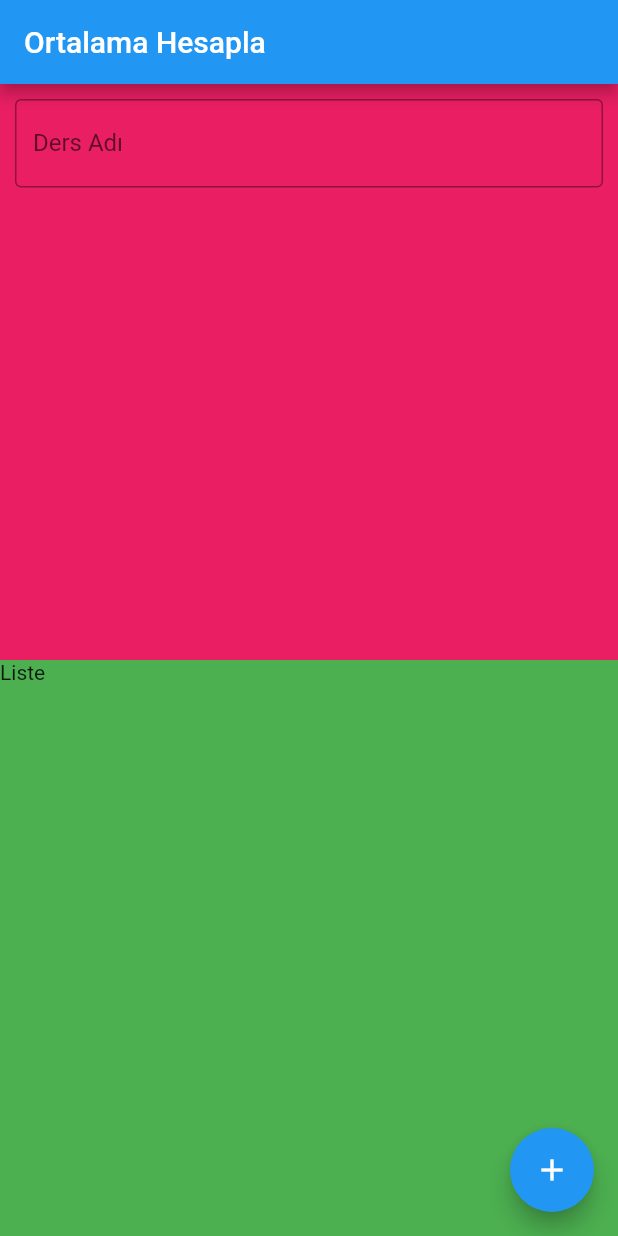
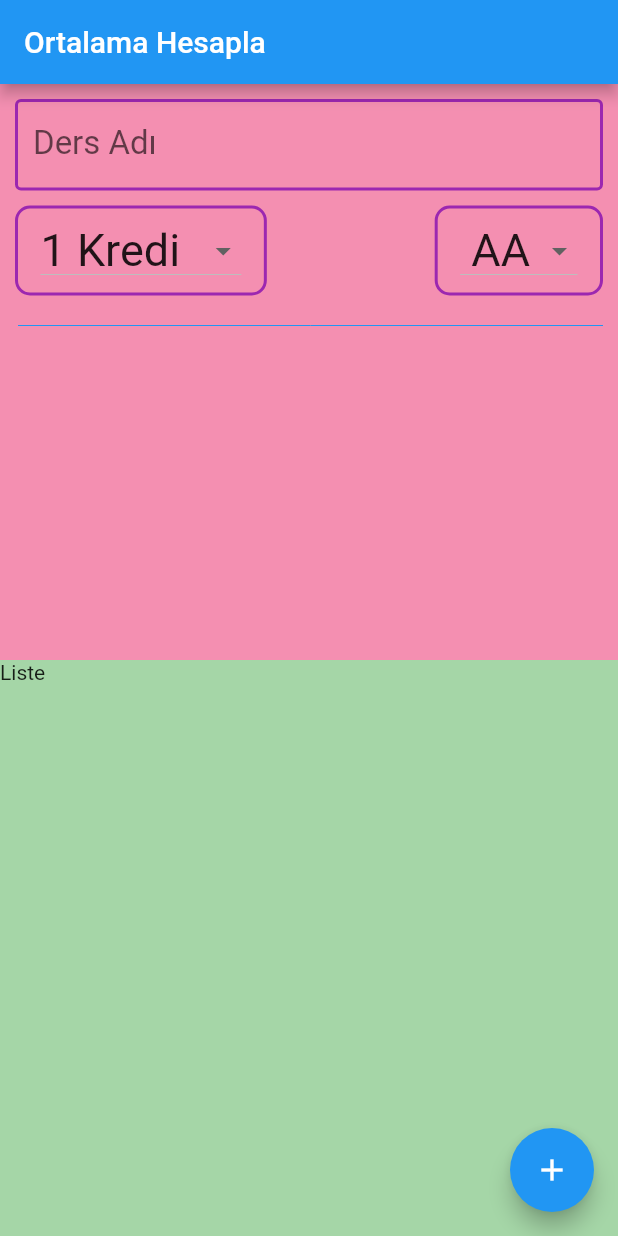
Before and after one commit to emrealtunbilek/flutter_dinamik_orthesapla, a Flutter app: the screen it shows after launch, on a phone screen of 412 x 824 dp. Run offline on Flutter 3.47's test engine with Material 2 defaults, Android fonts, the phone set to English and light mode, and no system bars.

Commit message:
değerlerin girileceği formun hazırlanması

```diff
--- a/lib/main.dart
+++ b/lib/main.dart
@@ -21,8 +21,9 @@ class MyHomePage extends StatefulWidget {
 }
 
 class _MyHomePageState extends State<MyHomePage> {
-
   String dersAdi;
+  int dersKredi = 1;
+  double dersHarfDegeri = 4;
 
   @override
   Widget build(BuildContext context) {
@@ -46,27 +47,79 @@ class _MyHomePageState extends State<MyHomePage> {
           //STATIC FORMU TUTAN CONTAINER
           Expanded(
               child: Container(
-                padding: EdgeInsets.all(10),
-            color: Colors.pink,
-            child: Form(child: Column(
+            padding: EdgeInsets.all(10),
+            color: Colors.pink.shade200,
+            child: Form(
+                child: Column(
               children: <Widget>[
-
                 TextFormField(
                   decoration: InputDecoration(
                     labelText: "Ders Adı",
                     hintText: "Ders adını giriniz",
-                    border: OutlineInputBorder(),
+                    hintStyle: TextStyle(fontSize: 18),
+                    labelStyle: TextStyle(fontSize: 22),
+                    enabledBorder: OutlineInputBorder(
+                      borderSide: BorderSide(color: Colors.purple, width: 2),
+                    ),
+                    focusedBorder: OutlineInputBorder(
+                      borderSide: BorderSide(color: Colors.purple, width: 2),
+                    ),
+                    border: OutlineInputBorder(
+                      borderRadius: BorderRadius.all(
+                        Radius.circular(10),
+                      ),
+                    ),
                   ),
-                  validator: (girilenDeger){
-                    if(girilenDeger.length>0){
+                  validator: (girilenDeger) {
+                    if (girilenDeger.length > 0) {
                       return null;
-                    }else return "Ders adı boş olamaz";
+                    } else
+                      return "Ders adı boş olamaz";
                   },
-                  onSaved: (kaydedilecekDeger){
+                  onSaved: (kaydedilecekDeger) {
                     dersAdi = kaydedilecekDeger;
                   },
-                )
-
+                ),
+                Row(
+                  mainAxisAlignment: MainAxisAlignment.spaceBetween,
+                  children: <Widget>[
+                    Container(
+                      child: DropdownButton<int>(
+                        items: dersKredileriItems(),
+                        value: dersKredi,
+                        onChanged: (secilenKredi) {
+                          setState(() {
+                            dersKredi = secilenKredi;
+                          });
+                        },
+                      ),
+                      padding:
+                          EdgeInsets.symmetric(horizontal: 15, vertical: 4),
+                      margin: EdgeInsets.only(top: 10),
+                      decoration: BoxDecoration(
+                          border: Border.all(color: Colors.purple, width: 2),
+                          borderRadius: BorderRadius.all(Radius.circular(10))),
+                    ),
+                    Container(
+                      child: DropdownButton<double>(
+                        items: dersHarfDegerleriItems(),
+                        value: dersHarfDegeri,
+                        onChanged: (secilenHarf) {
+                          setState(() {
+                            dersHarfDegeri = secilenHarf;
+                          });
+                        },
+                      ),
+                      padding:
+                          EdgeInsets.symmetric(horizontal: 15, vertical: 4),
+                      margin: EdgeInsets.only(top: 10),
+                      decoration: BoxDecoration(
+                          border: Border.all(color: Colors.purple, width: 2),
+                          borderRadius: BorderRadius.all(Radius.circular(10))),
+                    ),
+                  ],
+                ),
+                Divider(color: Colors.blue, height: 40, indent: 2,),
               ],
             )),
           )),
@@ -74,11 +127,91 @@ class _MyHomePageState extends State<MyHomePage> {
           //DINAMIK LISTE TUTAN CONTAINER
           Expanded(
               child: Container(
-            color: Colors.green,
+            color: Colors.green.shade200,
             child: Text("Liste"),
           )),
         ],
       ),
     );
   }
+
+  List<DropdownMenuItem<int>> dersKredileriItems() {
+    List<DropdownMenuItem<int>> krediler = [];
+
+    for (int i = 1; i <= 10; i++) {
+//     var aa = DropdownMenuItem<int>(value: i, child: Text("$i Kredi"),)
+//     krediler.add(aa);
+      krediler.add(DropdownMenuItem<int>(
+        value: i,
+        child: Text(
+          "$i Kredi",
+          style: TextStyle(fontSize: 30),
+        ),
+      ));
+    }
+
+    return krediler;
+  }
+
+  List<DropdownMenuItem<double>> dersHarfDegerleriItems() {
+    List<DropdownMenuItem<double>> harfler = [];
+    harfler.add(DropdownMenuItem(
+      child: Text(
+        " AA ",
+        style: TextStyle(fontSize: 30),
+      ),
+      value: 4,
+    ));
+    harfler.add(DropdownMenuItem(
+      child: Text(
+        " BA ",
+        style: TextStyle(fontSize: 30),
+      ),
+      value: 3.5,
+    ));
+    harfler.add(DropdownMenuItem(
+      child: Text(
+        " BB ",
+        style: TextStyle(fontSize: 30),
+      ),
+      value: 3,
+    ));
+    harfler.add(DropdownMenuItem(
+      child: Text(
+        " CB ",
+        style: TextStyle(fontSize: 30),
+      ),
+      value: 2.5,
+    ));
+    harfler.add(DropdownMenuItem(
+      child: Text(
+        " CC ",
+        style: TextStyle(fontSize: 30),
+      ),
+      value: 2,
+    ));
+    harfler.add(DropdownMenuItem(
+      child: Text(
+        " DC ",
+        style: TextStyle(fontSize: 30),
+      ),
+      value: 1.5,
+    ));
+    harfler.add(DropdownMenuItem(
+      child: Text(
+        " DD ",
+        style: TextStyle(fontSize: 30),
+      ),
+      value: 1,
+    ));
+    harfler.add(DropdownMenuItem(
+      child: Text(
+        " FF ",
+        style: TextStyle(fontSize: 30),
+      ),
+      value: 0,
+    ));
+
+    return harfler;
+  }
 }
```
